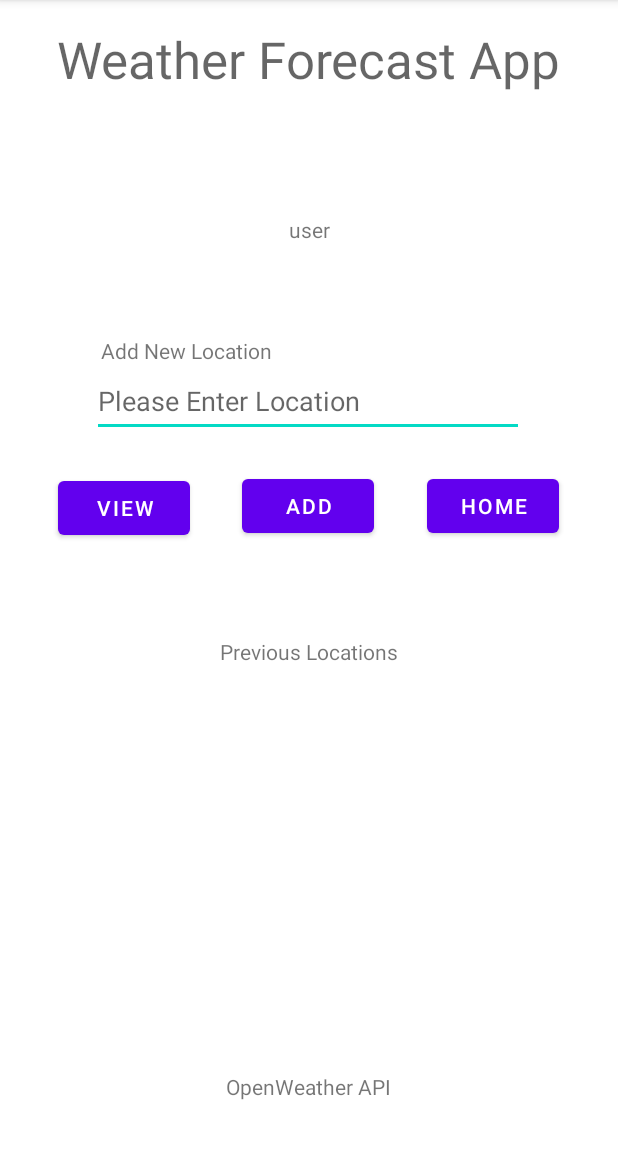
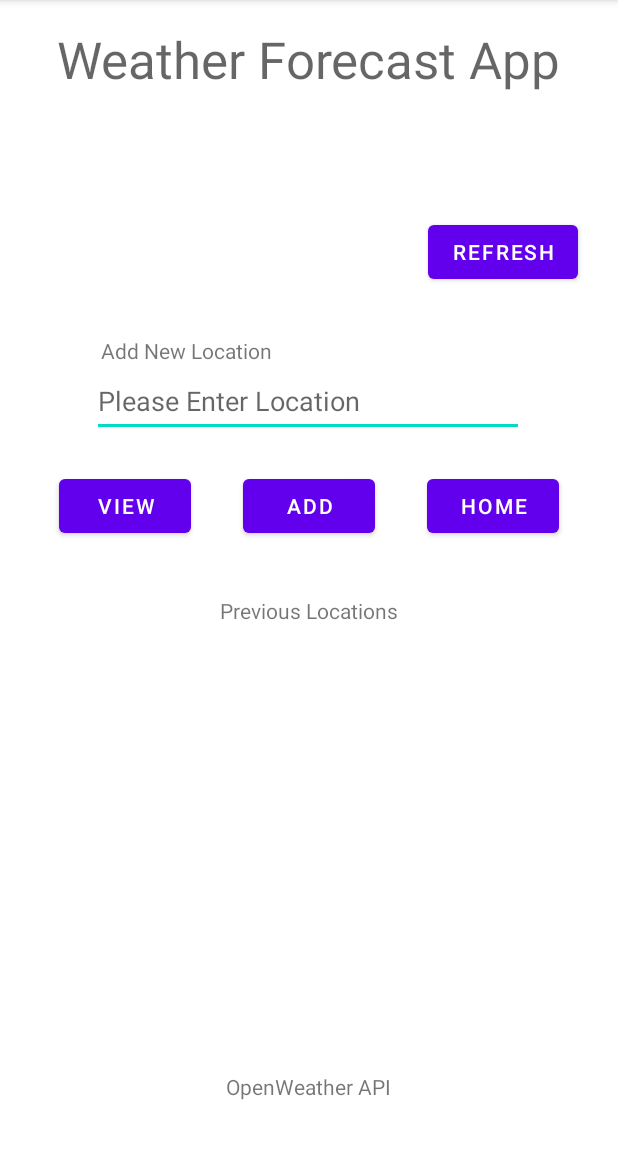
Before and after one commit to LukeSweetnameHome/android_weatherapplication, an Android app: the LocationsActivity screen opened directly, with no data from a screen before it, after a tap on "ADD", on a phone screen of 412 x 824 dp, the part 84-1236 px from its top. Run offline under Robolectric (Android 15) with nearby library versions, the phone set to English and light mode, and no system bars; our stand-ins replace Firebase (no records; nobody signed in at launch, a user with empty details on screens opened directly), Volley.

Commit message:
got listview working!

```diff
--- a/app/src/main/java/uk/ac/abertay/cmp309/project_weather/LocationsActivity.java
+++ b/app/src/main/java/uk/ac/abertay/cmp309/project_weather/LocationsActivity.java
@@ -44,6 +44,7 @@ import java.util.ArrayList;
 import java.util.HashMap;
 import java.util.List;
 import java.util.Map;
+import java.util.Objects;
 
 public class LocationsActivity extends AppCompatActivity {
 
@@ -55,8 +56,6 @@ public class LocationsActivity extends AppCompatActivity {
     FirebaseUser firebaseUser;
     String userID;
 
-    TextView userTV;
-
     ListView locationsListView;
 
     // Assigning base API to url variable
@@ -65,8 +64,10 @@ public class LocationsActivity extends AppCompatActivity {
     // Assigning api key to appid variable
     private final String appid = "4e2322456db9e681dcd39712eb48af6b";
 
+    private static final String USERS = "users";
+    private static final String LOCATIONS = "Locations";
 
-
+    private ArrayAdapter<Preferences> adapter;
     @Override
     protected void onCreate(Bundle savedInstanceState) {
         super.onCreate(savedInstanceState);
@@ -81,38 +82,48 @@ public class LocationsActivity extends AppCompatActivity {
         // getting current firebase user
         firebaseUser = mAuth.getCurrentUser();
 
+        ListView locationsListView = findViewById(R.id.locationsListView);
+        adapter = new ArrayAdapter<Preferences>(
+                this,
+                android.R.layout.simple_list_item_1,
+                new ArrayList<Preferences>()
+        );
+        locationsListView.setAdapter(adapter);
 
-        if (userID != null) {
-            CollectionReference locationsRef = FirebaseFirestore.getInstance().collection("Locations");
 
-            Query query = locationsRef;
-            query.get().addOnCompleteListener(new OnCompleteListener<QuerySnapshot>() {
-                @Override
-                public void onComplete(@NonNull Task<QuerySnapshot> task) {
-
-                    if (task.isSuccessful()) {
-                        QuerySnapshot querySnapshot = task.getResult();
-
-                        for (DocumentSnapshot documentSnapshot : querySnapshot) {
-
-                            String Location = documentSnapshot.getString("Location");
-
-                            data.add(Location);
-                        }
-
-                        ArrayAdapter<String> adapter = new ArrayAdapter<String>(getApplicationContext(),
-                                android.R.layout.simple_list_item_1, data);
-
-                        locationsListView.setAdapter(adapter);
-                    } else {
-                        Log.d(TAG, "Error getting documents", task.getException());
-                    }
-                }
-            });
-        }
+        //userID = Objects.requireNonNull(firebaseUser).getUid();
     }
 
+    public void onRefreshClick(View view){
+        userID = mAuth.getCurrentUser().getUid();
 
+        Log.d(TAG, "onRefreshClick called");
+        db.collection(USERS).document(userID).collection("Locations")
+                .get()
+        .addOnSuccessListener(new OnSuccessListener<QuerySnapshot>() {
+            @Override
+            public void onSuccess(QuerySnapshot queryDocumentSnapshots) {
+                ArrayList<Preferences> preferences = new ArrayList<>();
+                for (QueryDocumentSnapshot document: queryDocumentSnapshots){
+                    Log.d(TAG, "Successful retrieve");
+                    Log.d(TAG, "user id" + userID);
+                    Log.d(TAG, document.getId() + " =>" + document.getData());
+                    Log.d(TAG, document.getReference().collection(LOCATIONS) + " =>" + (document.getData()));
+                    Preferences p = document.toObject(Preferences.class);
+                    preferences.add(p);
+                    Log.d(TAG, "Preferences object" + " " + p.getLocation());
+                }
+                adapter.clear();
+                adapter.addAll(preferences);
+            }
+        })
+        .addOnFailureListener(new OnFailureListener() {
+            @Override
+            public void onFailure(@NonNull Exception e) {
+                Log.w(TAG, "Error getting documents.", e);
+            }
+        });
+    }
 
     public void getWeatherDetails(View view) {
 
@@ -190,7 +201,6 @@ public class LocationsActivity extends AppCompatActivity {
         String Location = editTextLocation.getText().toString();
         // assigning firebase current user to variable userID
         userID = mAuth.getCurrentUser().getUid();
-        userTV = findViewById(R.id.tvUserID);
         CollectionReference parentCollectionRef = db.collection("users");
         DocumentReference parentDocRef = parentCollectionRef.document(userID);
 
@@ -217,7 +227,6 @@ public class LocationsActivity extends AppCompatActivity {
                             Log.e("LocationsActivity", "Error adding location", e);
                         }
                     });
-            userTV.setText(firebaseUser.getUid());
     }
 
 }
--- a/app/src/main/res/layout/activity_locations.xml
+++ b/app/src/main/res/layout/activity_locations.xml
@@ -19,7 +19,7 @@
         app:layout_constraintVertical_bias="0.023" />
 
     <TextView
-        android:id="@+id/textView4"
+        android:id="@+id/tvOpenWeather"
         android:layout_width="wrap_content"
         android:layout_height="wrap_content"
         android:text="OpenWeather API"
@@ -58,16 +58,15 @@
         app:layout_constraintVertical_bias="1.0" />
 
     <TextView
-        android:id="@+id/textView3"
+        android:id="@+id/tvPreviousLocation"
         android:layout_width="wrap_content"
         android:layout_height="wrap_content"
-        android:layout_marginTop="62dp"
         android:text="Previous Locations"
         app:layout_constraintBottom_toBottomOf="parent"
         app:layout_constraintEnd_toEndOf="parent"
         app:layout_constraintStart_toStartOf="parent"
-        app:layout_constraintTop_toBottomOf="@+id/viewWeatherButton"
-        app:layout_constraintVertical_bias="0.0" />
+        app:layout_constraintTop_toBottomOf="@+id/newLocationButton"
+        app:layout_constraintVertical_bias="0.093" />
 
     <Button
         android:id="@+id/newLocationButton"
@@ -78,33 +77,23 @@
         android:text="Add"
         app:layout_constraintBottom_toBottomOf="parent"
         app:layout_constraintEnd_toEndOf="parent"
-        app:layout_constraintHorizontal_bias="0.498"
         app:layout_constraintStart_toStartOf="parent"
         app:layout_constraintTop_toBottomOf="@+id/editTextLocation"
         app:layout_constraintVertical_bias="0.005" />
-
-    <ListView
-        android:id="@+id/locationsListView"
-        android:layout_width="282dp"
-        android:layout_height="180dp"
-        app:layout_constraintBottom_toBottomOf="parent"
-        app:layout_constraintEnd_toEndOf="parent"
-        app:layout_constraintHorizontal_bias="0.519"
-        app:layout_constraintStart_toStartOf="parent"
-        app:layout_constraintTop_toBottomOf="@+id/textView3"
-        app:layout_constraintVertical_bias="0.173" />
 
     <Button
         android:id="@+id/goHomeButton"
         android:layout_width="wrap_content"
         android:layout_height="wrap_content"
+        android:layout_marginStart="32dp"
         android:layout_marginTop="20dp"
+        android:layout_marginEnd="36dp"
         android:onClick="handleHomeButton"
         android:text="Home"
         app:layout_constraintBottom_toBottomOf="parent"
         app:layout_constraintEnd_toEndOf="parent"
-        app:layout_constraintHorizontal_bias="0.879"
-        app:layout_constraintStart_toStartOf="parent"
+        app:layout_constraintHorizontal_bias="0.4"
+        app:layout_constraintStart_toEndOf="@+id/newLocationButton"
         app:layout_constraintTop_toBottomOf="@+id/editTextLocation"
         app:layout_constraintVertical_bias="0.005" />
 
@@ -112,23 +101,42 @@
         android:id="@+id/viewWeatherButton"
         android:layout_width="wrap_content"
         android:layout_height="wrap_content"
+        android:layout_marginStart="36dp"
+        android:layout_marginTop="20dp"
+        android:layout_marginEnd="32dp"
         android:onClick="getWeatherDetails"
         android:text="View"
         app:layout_constraintBottom_toBottomOf="parent"
-        app:layout_constraintEnd_toEndOf="parent"
-        app:layout_constraintHorizontal_bias="0.12"
+        app:layout_constraintEnd_toStartOf="@+id/newLocationButton"
         app:layout_constraintStart_toStartOf="parent"
         app:layout_constraintTop_toBottomOf="@+id/editTextLocation"
-        app:layout_constraintVertical_bias="0.054" />
+        app:layout_constraintVertical_bias="0.005" />
 
-    <TextView
-        android:id="@+id/tvUserID"
+    <ListView
+        android:id="@+id/locationsListView"
+        android:layout_width="match_parent"
+        android:layout_height="0dp"
+        android:layout_marginTop="10dp"
+        app:layout_constraintTop_toBottomOf="@id/tvPreviousLocation"
+        app:layout_constraintBottom_toTopOf="@id/tvOpenWeather"
+        app:layout_constraintStart_toStartOf="parent">
+
+    </ListView>
+
+    <Button
+        android:id="@+id/btnRefresh"
         android:layout_width="wrap_content"
         android:layout_height="wrap_content"
-        android:text="TextView"
+        android:layout_marginStart="158dp"
+        android:layout_marginTop="80dp"
+        android:layout_marginBottom="16dp"
+        android:onClick="onRefreshClick"
+        android:text="Refresh"
         app:layout_constraintBottom_toTopOf="@+id/editTextLocation"
         app:layout_constraintEnd_toEndOf="parent"
+        app:layout_constraintHorizontal_bias="0.828"
         app:layout_constraintStart_toStartOf="parent"
-        app:layout_constraintTop_toBottomOf="@+id/textView6" />
+        app:layout_constraintTop_toBottomOf="@+id/textView6"
+        app:layout_constraintVertical_bias="0.047" />
 
 </androidx.constraintlayout.widget.ConstraintLayout>
--- a/app/src/main/res/layout/activity_registration.xml
+++ b/app/src/main/res/layout/activity_registration.xml
@@ -43,7 +43,6 @@
         android:id="@+id/btnregister"
         android:layout_width="match_parent"
         android:layout_height="wrap_content"
-        android:onClick="handleRegisterWrite"
         android:text="Register" />
 
     <!-- ProgressBar for loading time -->
```
Also changed, not shown: app/src/main/java/uk/ac/abertay/cmp309/project_weather/Preferences.java (added, +29 -0 lines).
